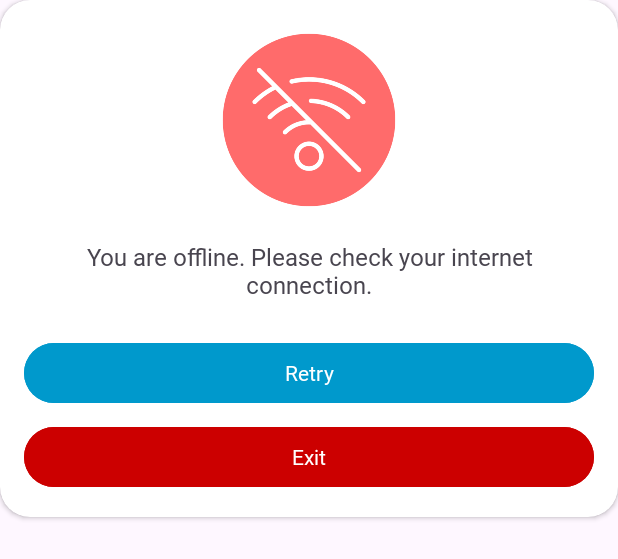
After one commit to Ali-El-Sayed/Ryady, an Android app: the layout fragment_offline_dialog.xml on its own in the app's theme, with its tools: preview values and no code run, on a phone screen of 412 x 824 dp. The commit adds this screen. Shown: the top 559 px of the screen. Run offline under Robolectric (Android 15) with nearby library versions, the phone set to English and light mode, and no system bars.

Commit message:
feat(NetworkMonitor):Impl NetworkMonitor class to observe network state feat(Offline-Dialog): Impl OfflineDialogFragment to be displayed when the network goes offline.

```diff
--- a/app/src/main/java/com/example/ryady/view/screens/home/adapters/BrandsAdapter.kt
+++ b/app/src/main/java/com/example/ryady/view/screens/home/adapters/BrandsAdapter.kt
@@ -11,7 +11,7 @@ import com.example.ryady.model.Brand
 private const val TAG = "BrandsAdapter"
 
 class BrandsAdapter(
-    private val brands: List<Brand>, private val onBrandClick: (id: String) -> Unit
+    private val brands: List<Brand> = mutableListOf(), private val onBrandClick: (id: String) -> Unit
 ) :
     RecyclerView.Adapter<BrandsAdapter.ViewHolder>() {
     private lateinit var binding: BrandCardBinding
--- a/app/src/main/java/com/example/ryady/view/screens/home/adapters/ProductsAdapter.kt
+++ b/app/src/main/java/com/example/ryady/view/screens/home/adapters/ProductsAdapter.kt
@@ -10,9 +10,9 @@ import com.example.ryady.model.Product
 
 private const val TAG = "ProductsAdapter"
 
-class ProductsAdapter(private val products: List<Product>, private val onProductClick: (id: String) -> Unit
-) :
-    RecyclerView.Adapter<ProductsAdapter.ViewHolder>() {
+class ProductsAdapter(
+    private val products: List<Product> = mutableListOf(), private val onProductClick: (id: String) -> Unit
+) : RecyclerView.Adapter<ProductsAdapter.ViewHolder>() {
     private lateinit var binding: ProductCardBinding
 
     override fun onCreateViewHolder(
--- a/app/src/main/java/com/example/ryady/view/screens/home/viewmodel/HomeViewModel.kt
+++ b/app/src/main/java/com/example/ryady/view/screens/home/viewmodel/HomeViewModel.kt
@@ -29,6 +29,7 @@ class HomeViewModel(private val remoteDataSource: IRemoteDataSource) : ViewModel
     }
 
     private suspend fun fetchProducts() {
+        products.value = Response.Loading()
         val response = remoteDataSource.fetchProducts<ArrayList<Product>>()
         when (response) {
             is Response.Loading -> products.value = Response.Loading()
--- /dev/null
+++ b/app/src/main/res/layout/fragment_offline_dialog.xml
@@ -0,0 +1,49 @@
+<?xml version="1.0" encoding="utf-8"?>
+
+<androidx.cardview.widget.CardView xmlns:android="http://schemas.android.com/apk/res/android"
+    xmlns:app="http://schemas.android.com/apk/res-auto"
+    android:layout_width="match_parent"
+    android:layout_height="wrap_content"
+    app:cardCornerRadius="20dp">
+
+    <LinearLayout
+        android:layout_width="match_parent"
+        android:layout_height="wrap_content"
+        android:orientation="vertical"
+        android:padding="16dp">
+
+        <ImageView
+            android:id="@+id/offlineImage"
+            android:layout_width="128dp"
+            android:layout_height="128dp"
+            android:layout_gravity="center"
+            android:layout_marginBottom="16dp"
+            android:src="@drawable/ic_offline" />
+
+        <TextView
+            android:id="@+id/offlineText"
+            android:layout_width="wrap_content"
+            android:layout_height="wrap_content"
+            android:layout_marginBottom="24dp"
+            android:text="You are offline. Please check your internet connection."
+            android:textAlignment="center"
+            android:textSize="16sp" />
+
+        <com.google.android.material.button.MaterialButton
+            android:id="@+id/retryButton"
+            android:layout_width="match_parent"
+            android:layout_height="wrap_content"
+            android:layout_marginBottom="8dp"
+            android:backgroundTint="@android:color/holo_blue_dark"
+            android:text="@string/retry" />
+
+        <Button
+            android:id="@+id/exitButton"
+            android:layout_width="match_parent"
+            android:layout_height="wrap_content"
+            android:backgroundTint="@android:color/holo_red_dark"
+            android:text="@string/exit" />
+
+    </LinearLayout>
+
+</androidx.cardview.widget.CardView>
--- a/app/src/main/res/values/strings.xml
+++ b/app/src/main/res/values/strings.xml
@@ -17,4 +17,6 @@
     <string name="category">Category</string>
     <string name="home">Home</string>
     <string name="categories">CATEGORIES</string>
+    <string name="exit">Exit</string>
+    <string name="retry">Retry</string>
 </resources>
```
Also changed, not shown: app/src/main/java/com/example/ryady/MainActivity.kt (+58 -5 lines), app/src/main/java/com/example/ryady/utils/NetworkMonitor.kt (added, +44 -0 lines), app/src/main/java/com/example/ryady/view/dialogs/offlineDialog/view/OfflineDialogFragment.kt (added, +40 -0 lines), app/src/main/java/com/example/ryady/view/screens/home/view/HomeScreen.kt (+3 -4 lines), app/src/main/res/navigation/nav_graph.xml (+9 -9 lines), app/src/main/res/drawable/ic_offline.png (added), 1 other file.
